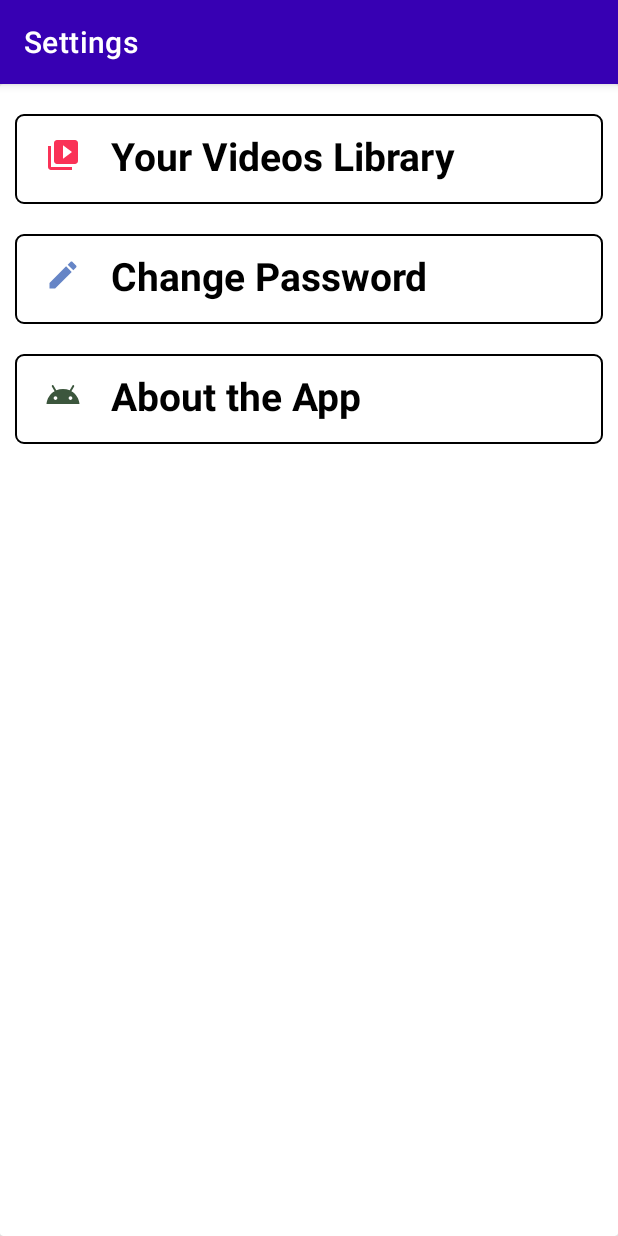
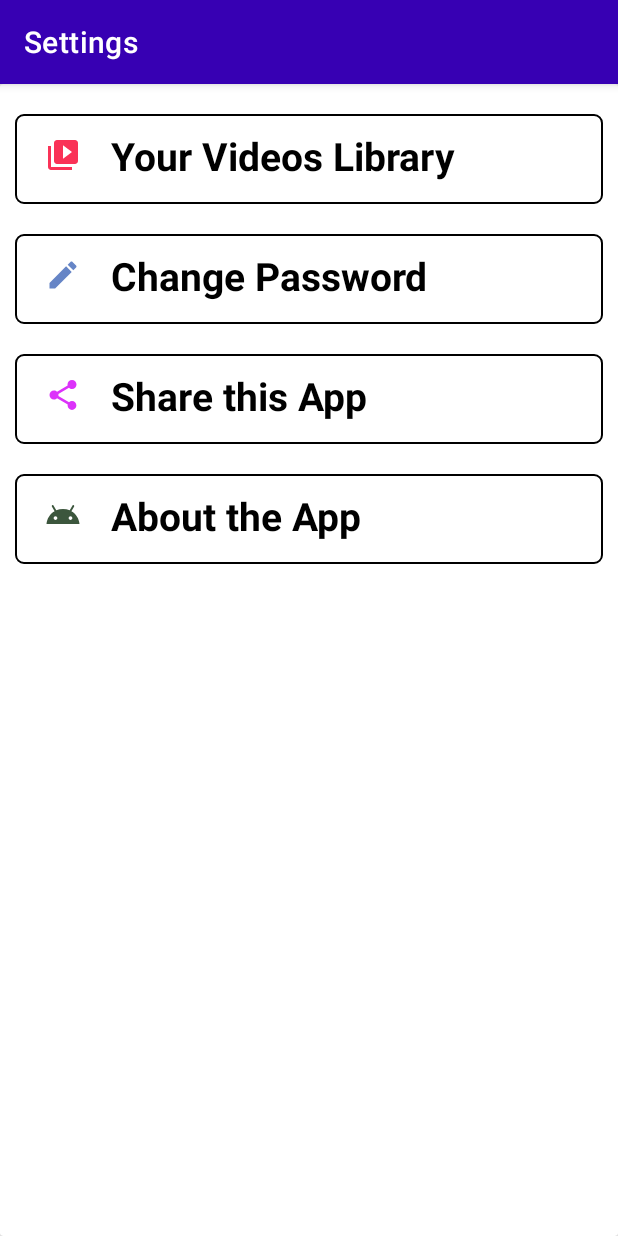
Before and after one commit to ShaikhFarhan882/Vstream, an Android app: the SettingActivity screen opened directly, with no data from a screen before it, on a phone screen of 412 x 824 dp. Run offline under Robolectric (Android 15) with nearby library versions, the phone set to English and light mode, and no system bars; our stand-ins replace Firebase (no records; nobody signed in at launch, a user with empty details on screens opened directly); libraries missing offline, so code that uses them is left out: es.dmoral.toasty.

Commit message:
Shifted the Share application feature from  Dashboard menu to settings Activity.

```diff
--- a/app/src/main/java/com/example/vstream/Dashboard.java
+++ b/app/src/main/java/com/example/vstream/Dashboard.java
@@ -208,13 +208,11 @@
         });
 
 
-        //Checking if the user is connected to internet or not with isOnline function
+        //Checking if the user is connected to internet or not with isOnline function.
         if (!isOnline()){
             Toasty.error(getApplicationContext(), "Network connection is not Available", Toasty.LENGTH_SHORT).show();
             Toasty.error(getApplicationContext(), "Unable to Load Videos", Toasty.LENGTH_SHORT).show();
         }
-
-
 
 
 
@@ -345,22 +343,10 @@
             case R.id.settings_app:
                 startActivity(new Intent(getApplicationContext(),SettingActivity.class));
 
-            case R.id.share_app:
-                shareApplication();
         }
         return super.onOptionsItemSelected(item);
     }
 
-
-    //Update the application hosted link when the new version is available
-    private void shareApplication() {
-        Intent sendIntent = new Intent();
-        sendIntent.setAction(Intent.ACTION_SEND);
-        sendIntent.putExtra(Intent.EXTRA_TEXT,
-                "Hey check out my app at: https://drive.google.com/file/d/1Hzl6RwWJNVLXzCs5UBYhsVMNDnmCT5w6/view?usp=sharing");
-                sendIntent.setType("text/plain");
-        startActivity(Intent.createChooser(sendIntent, "Choose one"));
-    }
 
 
     //Checking if the application is connected to the internet or not
--- a/app/src/main/java/com/example/vstream/SettingActivity.java
+++ b/app/src/main/java/com/example/vstream/SettingActivity.java
@@ -36,6 +36,7 @@
     TextView change_password;
     TextView aboutApp;
     TextView yourVideos;
+    TextView shareApp;
     FirebaseAuth mAuth;
 
 
@@ -56,6 +57,7 @@
         change_password = (TextView) findViewById(R.id.change_pwd);
         aboutApp = (TextView) findViewById(R.id.about_app);
         yourVideos = (TextView) findViewById(R.id.your_videos_library);
+        shareApp = (TextView) findViewById(R.id.share_app);
         mAuth = FirebaseAuth.getInstance();
 
 
@@ -87,6 +89,21 @@
 
             }
         });
+
+        //sharing the application when user taps this button
+        shareApp.setOnClickListener(new View.OnClickListener() {
+            @Override
+            public void onClick(View v) {
+                Intent sendIntent = new Intent();
+                sendIntent.setAction(Intent.ACTION_SEND);
+                sendIntent.putExtra(Intent.EXTRA_TEXT,
+                        "Hey check out my app at: https://drive.google.com/file/d/1Hzl6RwWJNVLXzCs5UBYhsVMNDnmCT5w6/view?usp=sharing");
+                sendIntent.setType("text/plain");
+                startActivity(Intent.createChooser(sendIntent, "Choose one"));
+            }
+        });
+
+
 
 
     }
--- /dev/null
+++ b/app/src/main/res/drawable/ic_share_app.xml
@@ -0,0 +1,5 @@
+<vector android:height="24dp" android:tint="#DC32FA"
+    android:viewportHeight="24" android:viewportWidth="24"
+    android:width="24dp" xmlns:android="http://schemas.android.com/apk/res/android">
+    <path android:fillColor="@android:color/white" android:pathData="M18,16.08c-0.76,0 -1.44,0.3 -1.96,0.77L8.91,12.7c0.05,-0.23 0.09,-0.46 0.09,-0.7s-0.04,-0.47 -0.09,-0.7l7.05,-4.11c0.54,0.5 1.25,0.81 2.04,0.81 1.66,0 3,-1.34 3,-3s-1.34,-3 -3,-3 -3,1.34 -3,3c0,0.24 0.04,0.47 0.09,0.7L8.04,9.81C7.5,9.31 6.79,9 6,9c-1.66,0 -3,1.34 -3,3s1.34,3 3,3c0.79,0 1.5,-0.31 2.04,-0.81l7.12,4.16c-0.05,0.21 -0.08,0.43 -0.08,0.65 0,1.61 1.31,2.92 2.92,2.92 1.61,0 2.92,-1.31 2.92,-2.92s-1.31,-2.92 -2.92,-2.92z"/>
+</vector>
--- a/app/src/main/res/layout/activity_setting.xml
+++ b/app/src/main/res/layout/activity_setting.xml
@@ -63,6 +63,30 @@
 
         </RelativeLayout>
 
+
+        <RelativeLayout
+            android:layout_width="match_parent"
+            android:layout_height="60dp"
+            android:background="@drawable/edittext_black_bg"
+            android:padding="10dp"
+            android:layout_marginTop="10dp"
+            android:layout_margin="10dp">
+
+            <TextView
+                android:id="@+id/share_app"
+                android:layout_width="match_parent"
+                android:layout_height="wrap_content"
+                android:drawableStart="@drawable/ic_share_app"
+                android:drawablePadding="20dp"
+                android:fontFamily="sans-serif"
+                android:paddingStart="10dp"
+                android:text="Share this App"
+                android:textColor="@color/black"
+                android:textSize="26sp"
+                android:textStyle="bold" />
+
+        </RelativeLayout>
+
     <RelativeLayout
         android:layout_width="match_parent"
         android:layout_height="60dp"
--- a/app/src/main/res/layout/single_row_comment.xml
+++ b/app/src/main/res/layout/single_row_comment.xml
@@ -48,13 +48,12 @@
           android:id="@+id/comment_dateTime"
           android:layout_width="wrap_content"
           android:layout_height="wrap_content"
-          android:layout_marginTop="8dp"
           android:layout_below="@id/comment_message"
           android:layout_alignParentRight="true"
+          android:layout_marginTop="8dp"
           android:text="Date and Time"
           android:textColor="@color/black"
-          android:textSize="15sp"
-          />
+          android:textSize="15sp" />
 
   </RelativeLayout>
 
--- a/app/src/main/res/menu/menu_search.xml
+++ b/app/src/main/res/menu/menu_search.xml
@@ -12,9 +12,7 @@
         android:title="Settings"
         />
 
-    <item android:id="@+id/share_app"
-        android:title="Share this App"
-        />
+
 
 
 
```
